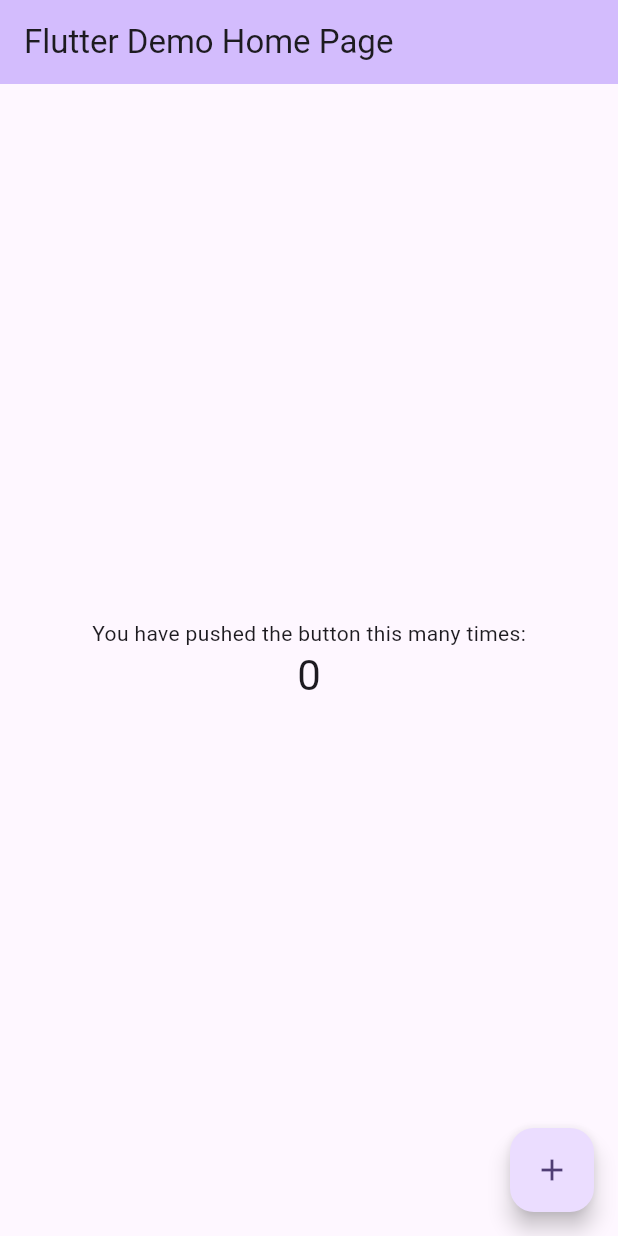
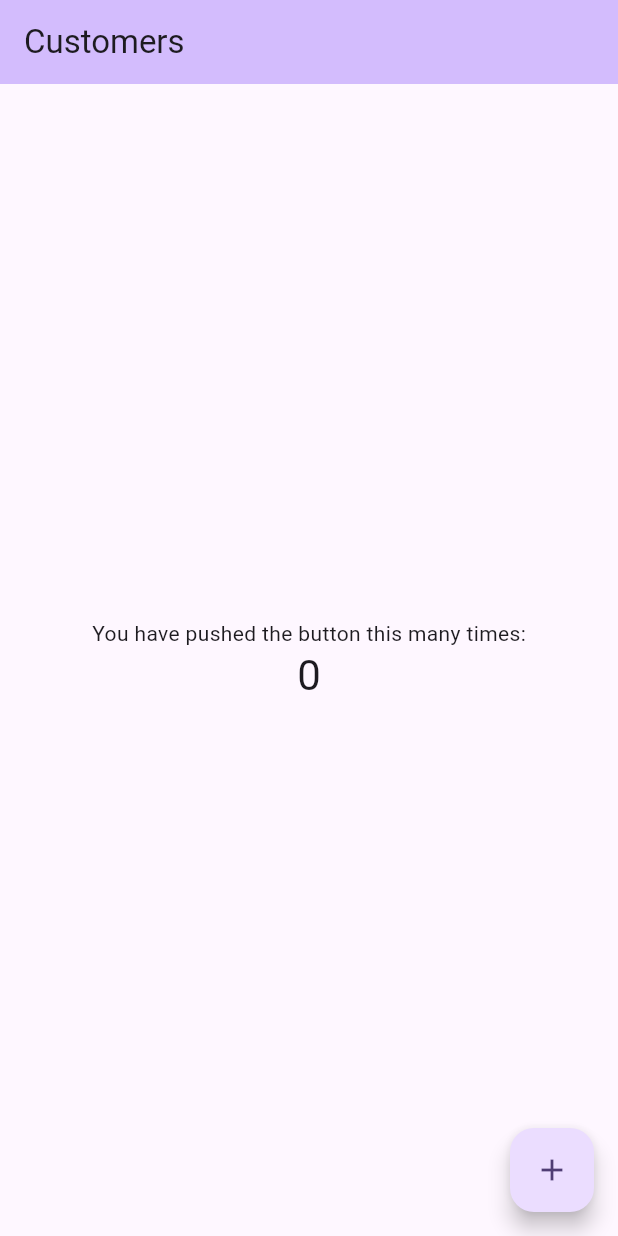
Before and after one commit to SaraB004/test_github_flutter, a Flutter app: the screen it shows after launch, on a phone screen of 412 x 824 dp. Run offline on Flutter 3.47's test engine with Material 3 defaults, Android fonts, the phone set to English and light mode, and no system bars.

Commit message:
Changed the title

```diff
--- a/lib/main.dart
+++ b/lib/main.dart
@@ -48,7 +48,7 @@ class _MyHomePageState extends State<MyHomePage> {
 
         backgroundColor: Theme.of(context).colorScheme.inversePrimary,
 
-        title: Text(widget.title),
+        title: Text("Customers"),
       ),
       body: Center(
 
```
